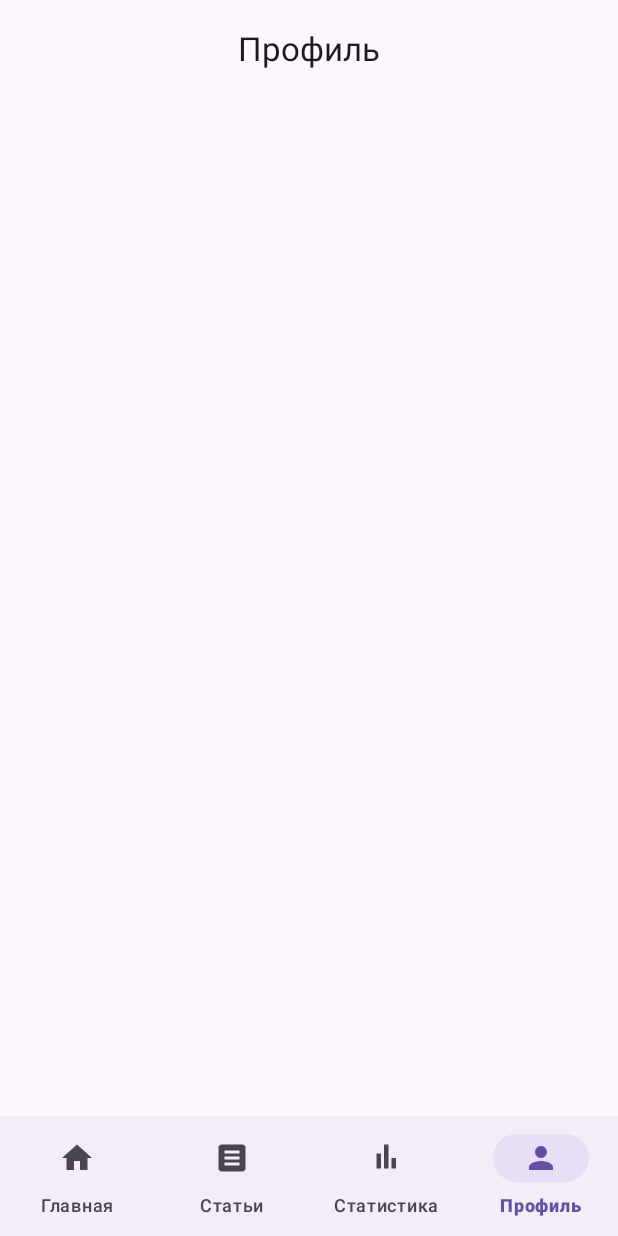
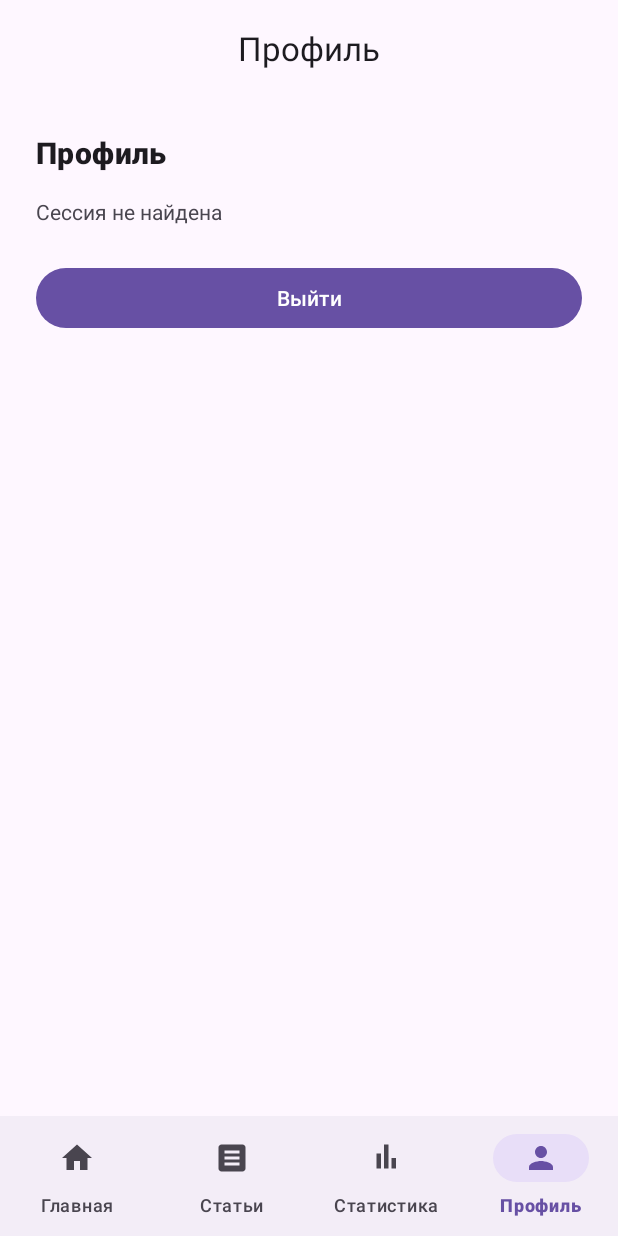
Before and after one commit to vrodekisel/zabellomob, an Android app: the ProfileFragment screen opened through its navigation route, on a phone screen of 412 x 824 dp. Run offline under Robolectric (Android 15) with nearby library versions, the phone set to English and light mode, and no system bars; our stand-ins replace Room's generated code, navigation-ui.

Commit message:
Полный цикл регистрации, входа, и выхода из аккаунта

```diff
--- a/app/src/main/java/com/example/zabello/activities/MainActivity.java
+++ b/app/src/main/java/com/example/zabello/activities/MainActivity.java
@@ -3,7 +3,7 @@ package com.example.zabello.activities;
 import android.os.Bundle;
 
 import androidx.activity.EdgeToEdge;
-import androidx.annotation.NonNull;
+import androidx.activity.OnBackPressedCallback;
 import androidx.appcompat.app.AppCompatActivity;
 import androidx.appcompat.widget.Toolbar;
 import androidx.navigation.NavController;
@@ -14,14 +14,10 @@ import androidx.navigation.ui.NavigationUI;
 import com.example.zabello.R;
 import com.google.android.material.bottomnavigation.BottomNavigationView;
 
-import java.util.Arrays;
-import java.util.HashSet;
-import java.util.Set;
-
 public class MainActivity extends AppCompatActivity {
 
     private NavController navController;
-    private AppBarConfiguration appBarConfig;
+    private AppBarConfiguration appBarConfiguration;
 
     @Override
     protected void onCreate(Bundle savedInstanceState) {
@@ -29,60 +25,63 @@ public class MainActivity extends AppCompatActivity {
         EdgeToEdge.enable(this);
         setContentView(R.layout.activity_main);
 
-        // 1) Toolbar как ActionBar
+        // --- Toolbar (без NPE) ---
         Toolbar toolbar = findViewById(R.id.toolbar);
-        setSupportActionBar(toolbar);
+        if (toolbar != null) {
+            setSupportActionBar(toolbar);
+            // Можно установить дефолтный заголовок, если нужно:
+            // getSupportActionBar() может быть null, поэтому проверяем:
+            if (getSupportActionBar() != null) {
+                getSupportActionBar().setTitle(R.string.app_name);
+            }
+        }
 
-        // 2) Достаём NavController из NavHostFragment (надёжнее, чем findNavController в Activity)
+        // --- NavHost + NavController ---
         NavHostFragment navHostFragment =
-                (NavHostFragment) getSupportFragmentManager().findFragmentById(R.id.nav_host_fragment);
-        if (navHostFragment == null) {
-            throw new IllegalStateException("NavHostFragment not found. Check activity_main.xml (id=nav_host_fragment).");
+                (NavHostFragment) getSupportFragmentManager()
+                        .findFragmentById(R.id.nav_host_fragment);
+        if (navHostFragment != null) {
+            navController = navHostFragment.getNavController();
         }
-        navController = navHostFragment.getNavController();
 
-        // 3) Верхнеуровневые пункты = вкладки из нижней навигации (чтобы не показывать стрелку «назад» на них)
-        Set<Integer> topLevel = new HashSet<>(Arrays.asList(
+        // --- AppBarConfiguration: задаём top-level пункты (id из графа навигации) ---
+        appBarConfiguration = new AppBarConfiguration.Builder(
                 R.id.dashboardFragment,
                 R.id.referenceFragment,
                 R.id.statsFragment,
                 R.id.profileFragment
-        ));
-        appBarConfig = new AppBarConfiguration.Builder(topLevel).build();
+        ).build();
 
-        // 4) Связываем ActionBar с NavController
-        NavigationUI.setupActionBarWithNavController(this, navController, appBarConfig);
+        // Связываем тулбар с навконтроллером (если тулбар есть)
+        if (toolbar != null && navController != null) {
+            NavigationUI.setupWithNavController(toolbar, navController, appBarConfiguration);
+        }
 
-        // 5) Привязываем BottomNavigationView к NavController
+        // --- BottomNavigationView (если он есть в activity_main) ---
         BottomNavigationView bottomNav = findViewById(R.id.bottom_nav);
-        NavigationUI.setupWithNavController(bottomNav, navController);
+        if (bottomNav != null && navController != null) {
+            NavigationUI.setupWithNavController(bottomNav, navController);
+        }
 
-        // (опционально) Отключаем повторную навигацию при повторном тапе по текущей вкладке
-        bottomNav.setOnItemReselectedListener(item -> {
-            // no-op: не делаем pop/перенавигацию
-        });
-
-        // (опционально) Обновляем заголовок тулбара по label из графа
-        navController.addOnDestinationChangedListener((controller, destination, arguments) -> {
-            CharSequence label = destination.getLabel();
-            if (label != null) {
-                getSupportActionBar().setTitle(label);
+        // --- Правильная обработка системной "назад" вместо deprecated onBackPressed() ---
+        getOnBackPressedDispatcher().addCallback(this, new OnBackPressedCallback(true) {
+            @Override
+            public void handleOnBackPressed() {
+                if (navController != null && navController.popBackStack()) {
+                    // вернулись по стеку фрагментов
+                    return;
+                }
+                // иначе — дефолтное поведение (закрыть активити)
+                setEnabled(false);
+                MainActivity.super.onBackPressed();
             }
         });
     }
 
     @Override
     public boolean onSupportNavigateUp() {
-        return navController != null && (NavigationUI.navigateUp(navController, appBarConfig) || super.onSupportNavigateUp());
-    }
-
-    @Override
-    public void onBackPressed() {
-        // Правильный back: если можем вернуться по стеку навигации — возвращаемся,
-        // иначе — стандартное поведение (закрыть активити).
-        if (navController != null && navController.popBackStack()) {
-            return;
-        }
-        super.onBackPressed();
+        // корректный Up (стрелка в тулбаре) с учётом AppBarConfiguration
+        return navController != null
+                && (NavigationUI.navigateUp(navController, appBarConfiguration) || super.onSupportNavigateUp());
     }
 }
--- a/app/src/main/java/com/example/zabello/domain/session/SessionManager.java
+++ b/app/src/main/java/com/example/zabello/domain/session/SessionManager.java
@@ -1,4 +1,41 @@
 package com.example.zabello.domain.session;
 
+import android.content.Context;
+import android.content.SharedPreferences;
+
 public class SessionManager {
+
+    private static final String PREFS = "session_prefs";
+    private static final String KEY_USER_ID = "user_id";
+
+    private static SessionManager INSTANCE;
+    private final SharedPreferences prefs;
+
+    private SessionManager(Context context) {
+        prefs = context.getApplicationContext()
+                .getSharedPreferences(PREFS, Context.MODE_PRIVATE);
+    }
+
+    public static synchronized SessionManager getInstance(Context context) {
+        if (INSTANCE == null) {
+            INSTANCE = new SessionManager(context);
+        }
+        return INSTANCE;
+    }
+
+    public void setUserId(long id) {
+        prefs.edit().putLong(KEY_USER_ID, id).apply();
+    }
+
+    public long getUserId() {
+        return prefs.getLong(KEY_USER_ID, 0L);
+    }
+
+    public boolean isLoggedIn() {
+        return getUserId() > 0L;
+    }
+
+    public void clear() {
+        prefs.edit().remove(KEY_USER_ID).apply();
+    }
 }
--- a/app/src/main/java/com/example/zabello/fragments/DashboardFragment.java
+++ b/app/src/main/java/com/example/zabello/fragments/DashboardFragment.java
@@ -1,19 +1,45 @@
 package com.example.zabello.fragments;
 
 import android.os.Bundle;
+import androidx.annotation.NonNull;
+import androidx.annotation.Nullable;
 import androidx.fragment.app.Fragment;
+import androidx.lifecycle.ViewModelProvider;
+
 import android.view.LayoutInflater;
 import android.view.View;
 import android.view.ViewGroup;
+import android.widget.TextView;
+
 import com.example.zabello.R;
+import com.example.zabello.viewmodel.DashboardViewModel;
 
 public class DashboardFragment extends Fragment {
     public DashboardFragment() { }
 
     public static DashboardFragment newInstance() { return new DashboardFragment(); }
 
+    private TextView tvDashboard;
+    private DashboardViewModel viewModel;
+
     @Override
-    public View onCreateView(LayoutInflater inflater, ViewGroup container, Bundle savedInstanceState) {
-        return inflater.inflate(R.layout.fragment_dashboard, container, false);
+    public View onCreateView(@NonNull LayoutInflater inflater,
+                             ViewGroup container,
+                             Bundle savedInstanceState) {
+        View root = inflater.inflate(R.layout.fragment_dashboard, container, false);
+        tvDashboard = root.findViewById(R.id.tvDashboard);
+        return root;
+    }
+
+    @Override
+    public void onViewCreated(@NonNull View view,
+                              @Nullable Bundle savedInstanceState) {
+        super.onViewCreated(view, savedInstanceState);
+
+        viewModel = new ViewModelProvider(requireActivity()).get(DashboardViewModel.class);
+
+        viewModel.getWelcomeText().observe(getViewLifecycleOwner(), text -> {
+            if (tvDashboard != null) tvDashboard.setText(text);
+        });
     }
 }
--- a/app/src/main/java/com/example/zabello/fragments/ProfileFragment.java
+++ b/app/src/main/java/com/example/zabello/fragments/ProfileFragment.java
@@ -1,66 +1,74 @@
 package com.example.zabello.fragments;
 
+import android.content.Intent;
 import android.os.Bundle;
 
+import androidx.annotation.NonNull;
+import androidx.annotation.Nullable;
 import androidx.fragment.app.Fragment;
+import androidx.lifecycle.ViewModelProvider;
 
 import android.view.LayoutInflater;
 import android.view.View;
 import android.view.ViewGroup;
+import android.widget.Button;
+import android.widget.TextView;
 
 import com.example.zabello.R;
+import com.example.zabello.activities.RegisterActivity;
+import com.example.zabello.domain.session.SessionManager;
+import com.example.zabello.viewmodel.ProfileViewModel;
 
-/**
- * A simple {@link Fragment} subclass.
- * Use the {@link ProfileFragment#newInstance} factory method to
- * create an instance of this fragment.
- */
 public class ProfileFragment extends Fragment {
 
-    // TODO: Rename parameter arguments, choose names that match
-    // the fragment initialization parameters, e.g. ARG_ITEM_NUMBER
-    private static final String ARG_PARAM1 = "param1";
-    private static final String ARG_PARAM2 = "param2";
+    private TextView tvUserInfo;
+    private Button btnLogout;
+    private ProfileViewModel viewModel;
 
-    // TODO: Rename and change types of parameters
-    private String mParam1;
-    private String mParam2;
+    public ProfileFragment() { }
 
-    public ProfileFragment() {
-        // Required empty public constructor
-    }
-
-    /**
-     * Use this factory method to create a new instance of
-     * this fragment using the provided parameters.
-     *
-     * @param param1 Parameter 1.
-     * @param param2 Parameter 2.
-     * @return A new instance of fragment ProfileFragment.
-     */
-    // TODO: Rename and change types and number of parameters
-    public static ProfileFragment newInstance(String param1, String param2) {
-        ProfileFragment fragment = new ProfileFragment();
-        Bundle args = new Bundle();
-        args.putString(ARG_PARAM1, param1);
-        args.putString(ARG_PARAM2, param2);
-        fragment.setArguments(args);
-        return fragment;
+    public static ProfileFragment newInstance() {
+        return new ProfileFragment();
     }
 
     @Override
-    public void onCreate(Bundle savedInstanceState) {
-        super.onCreate(savedInstanceState);
-        if (getArguments() != null) {
-            mParam1 = getArguments().getString(ARG_PARAM1);
-            mParam2 = getArguments().getString(ARG_PARAM2);
-        }
+    public View onCreateView(@NonNull LayoutInflater inflater,
+                             ViewGroup container,
+                             Bundle savedInstanceState) {
+        return inflater.inflate(R.layout.fragment_profile, container, false);
     }
 
     @Override
-    public View onCreateView(LayoutInflater inflater, ViewGroup container,
-                             Bundle savedInstanceState) {
-        // Inflate the layout for this fragment
-        return inflater.inflate(R.layout.fragment_profile, container, false);
+    public void onViewCreated(@NonNull View view,
+                              @Nullable Bundle savedInstanceState) {
+        super.onViewCreated(view, savedInstanceState);
+
+        tvUserInfo = view.findViewById(R.id.tvUserInfo);
+        btnLogout  = view.findViewById(R.id.btnLogout);
+
+        viewModel = new ViewModelProvider(requireActivity()).get(ProfileViewModel.class);
+
+        // Показываем информацию о текущем пользователе (логин / ФИО)
+        if (viewModel.getCurrentUser() != null) {
+            viewModel.getCurrentUser().observe(getViewLifecycleOwner(), user -> {
+                if (user == null) {
+                    tvUserInfo.setText("Пользователь не найден");
+                } else {
+                    String name = (user.fullName != null && !user.fullName.isEmpty())
+                            ? user.fullName
+                            : user.login;
+                    tvUserInfo.setText("Вы вошли как: " + name);
+                }
+            });
+        } else {
+            tvUserInfo.setText("Сессия не найдена");
+        }
+
+        // Кнопка «Выйти»: чистим сессию и уходим на экран входа/регистрации
+        btnLogout.setOnClickListener(v -> {
+            SessionManager.getInstance(requireContext()).clear();
+            startActivity(new Intent(requireContext(), RegisterActivity.class));
+            requireActivity().finish();
+        });
     }
 }
--- /dev/null
+++ b/app/src/main/java/com/example/zabello/viewmodel/DashboardViewModel.java
@@ -0,0 +1,54 @@
+package com.example.zabello.viewmodel;
+
+import android.app.Application;
+
+import androidx.annotation.NonNull;
+import androidx.lifecycle.AndroidViewModel;
+import androidx.lifecycle.LiveData;
+import androidx.lifecycle.MutableLiveData;
+import androidx.lifecycle.Transformations;
+
+import com.example.zabello.data.entity.User;
+import com.example.zabello.domain.session.SessionManager;
+import com.example.zabello.repository.HealthRepository;
+
+public class DashboardViewModel extends AndroidViewModel {
+
+    private final HealthRepository repo;
+    private final SessionManager session;
+
+    private final LiveData<User> currentUser;
+    private final LiveData<String> welcomeText;
+
+    public DashboardViewModel(@NonNull Application app) {
+        super(app);
+        repo = new HealthRepository(app);
+        session = SessionManager.getInstance(app);
+
+        long uid = session.getUserId();
+        LiveData<User> temp;
+        if (uid > 0L) {
+            temp = repo.getUserLive(uid);
+        } else {
+            // если по какой-то причине сессии нет — отдаём null
+            MutableLiveData<User> empty = new MutableLiveData<>();
+            empty.setValue(null);
+            temp = empty;
+        }
+        currentUser = temp;
+
+        welcomeText = Transformations.map(currentUser, u -> {
+            if (u == null) return "Добро пожаловать!";
+            String name = (u.fullName != null && !u.fullName.isEmpty()) ? u.fullName : u.login;
+            return "Привет, " + name + "!";
+        });
+    }
+
+    public LiveData<User> getCurrentUser() {
+        return currentUser;
+    }
+
+    public LiveData<String> getWelcomeText() {
+        return welcomeText;
+    }
+}
--- a/app/src/main/java/com/example/zabello/viewmodel/ProfileViewModel.java
+++ b/app/src/main/java/com/example/zabello/viewmodel/ProfileViewModel.java
@@ -1,4 +1,32 @@
 package com.example.zabello.viewmodel;
 
-public class ProfileViewModel {
+import android.app.Application;
+
+import androidx.annotation.NonNull;
+import androidx.lifecycle.AndroidViewModel;
+import androidx.lifecycle.LiveData;
+
+import com.example.zabello.data.entity.User;
+import com.example.zabello.domain.session.SessionManager;
+import com.example.zabello.repository.HealthRepository;
+
+public class ProfileViewModel extends AndroidViewModel {
+
+    private final HealthRepository repo;
+    private final SessionManager session;
+
+    public ProfileViewModel(@NonNull Application app) {
+        super(app);
+        repo = new HealthRepository(app);
+        session = SessionManager.getInstance(app);
+    }
+
+    public LiveData<User> getCurrentUser() {
+        long uid = session.getUserId();
+        return uid > 0L ? repo.getUserLive(uid) : null;
+    }
+
+    public void updateUser(User user, HealthRepository.Callback<Integer> cb) {
+        repo.updateUser(user, cb);
+    }
 }
--- a/app/src/main/res/layout/fragment_profile.xml
+++ b/app/src/main/res/layout/fragment_profile.xml
@@ -1,4 +1,40 @@
 <?xml version="1.0" encoding="utf-8"?>
-<FrameLayout xmlns:android="http://schemas.android.com/apk/res/android"
+<androidx.constraintlayout.widget.ConstraintLayout
+    xmlns:android="http://schemas.android.com/apk/res/android"
+    xmlns:app="http://schemas.android.com/apk/res-auto"
+    android:id="@+id/profile_root"
     android:layout_width="match_parent"
-    android:layout_height="match_parent"/>
+    android:layout_height="match_parent"
+    android:padding="24dp">
+
+    <TextView
+        android:id="@+id/tvUserTitle"
+        android:layout_width="0dp"
+        android:layout_height="wrap_content"
+        android:text="Профиль"
+        android:textStyle="bold"
+        android:textAppearance="?attr/textAppearanceHeadline6"
+        app:layout_constraintTop_toTopOf="parent"
+        app:layout_constraintStart_toStartOf="parent"
+        app:layout_constraintEnd_toEndOf="parent"/>
+
+    <TextView
+        android:id="@+id/tvUserInfo"
+        android:layout_width="0dp"
+        android:layout_height="wrap_content"
+        android:layout_marginTop="16dp"
+        android:text="Загрузка профиля…"
+        app:layout_constraintTop_toBottomOf="@id/tvUserTitle"
+        app:layout_constraintStart_toStartOf="parent"
+        app:layout_constraintEnd_toEndOf="parent"/>
+
+    <Button
+        android:id="@+id/btnLogout"
+        android:layout_width="0dp"
+        android:layout_height="wrap_content"
+        android:text="Выйти"
+        android:layout_marginTop="24dp"
+        app:layout_constraintTop_toBottomOf="@id/tvUserInfo"
+        app:layout_constraintStart_toStartOf="parent"
+        app:layout_constraintEnd_toEndOf="parent"/>
+</androidx.constraintlayout.widget.ConstraintLayout>
```
Also changed, not shown: app/src/main/java/com/example/zabello/activities/RegisterActivity.java (+12 -0 lines), app/src/main/java/com/example/zabello/repository/HealthRepository.java (+31 -3 lines), app/src/main/java/com/example/zabello/viewmodel/MainViewModel.java (+35 -1 lines), app/src/main/java/com/example/zabello/viewmodel/ReferenceViewModel.java (+17 -1 lines), app/src/main/java/com/example/zabello/viewmodel/StatsViewModel.java (+17 -1 lines), app/src/main/res/layout/fragment_dashboard.xml (+19 -2 lines).
